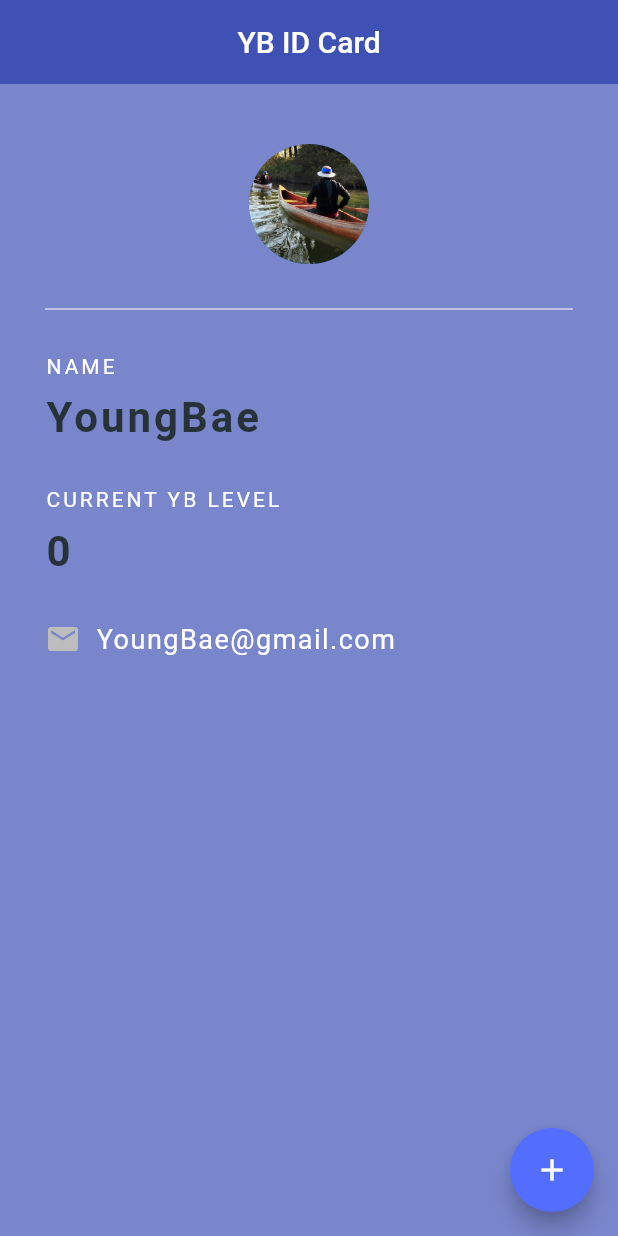
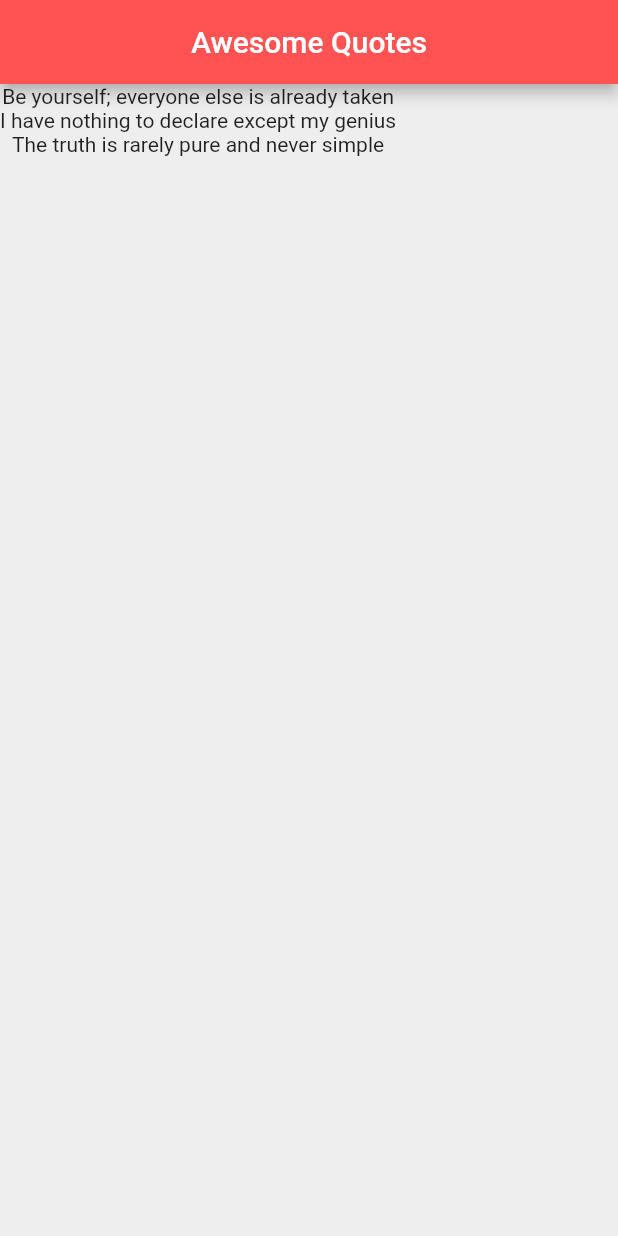
Before and after one commit to canoe726/Flutter-Practice, a Flutter app: the screen it shows after launch, on a phone screen of 412 x 824 dp. Run offline on Flutter 3.47's test engine with Material 2 defaults, Android fonts, the phone set to English and light mode, and no system bars.

Commit message:
Make Stateful Widget & use Lists

```diff
--- a/lib/main.dart
+++ b/lib/main.dart
@@ -1,107 +1,33 @@
 import 'package:flutter/material.dart';
 
 void main() => runApp(MaterialApp(
-  home: YBCard(),
+  home: QuoteList(),
 ));
 
-class YBCard extends StatefulWidget {
+class QuoteList extends StatefulWidget {
   @override
-  _YBCardState createState() => _YBCardState();
+  _QuoteListState createState() => _QuoteListState();
 }
 
-class _YBCardState extends State<YBCard> {
+class _QuoteListState extends State<QuoteList> {
 
-  int ybLevel = 0;
+  List<String> quotes = [
+    "Be yourself; everyone else is already taken",
+    "I have nothing to declare except my genius",
+    "The truth is rarely pure and never simple",
+  ];
 
   @override
   Widget build(BuildContext context) {
     return Scaffold(
-      backgroundColor: Colors.indigo[300],
+      backgroundColor: Colors.grey[200],
       appBar: AppBar(
-        title: Text('YB ID Card'),
+        title: Text('Awesome Quotes'),
         centerTitle: true,
-        backgroundColor: Colors.indigo,
-        elevation: 0.0,
+        backgroundColor: Colors.redAccent,
       ),
-      floatingActionButton: FloatingActionButton(
-        onPressed: () {
-          setState(() { // trigger of build function
-            ybLevel += 1;
-          });
-        },
-        child: Icon(Icons.add),
-        backgroundColor: Colors.indigoAccent,
-      ),
-      body: Padding(
-        padding: EdgeInsets.fromLTRB(30.0, 40.0, 30.0, 0.0),
-        child: Column(
-          crossAxisAlignment: CrossAxisAlignment.start,
-          children: <Widget>[
-            Center(
-              child: CircleAvatar(
-                backgroundImage: AssetImage('assets/canoe.jpg'),
-                radius: 40.0,
-              ),
-            ),
-            Divider(
-              height: 60.0,
-              color: Colors.white,
-            ),
-            Text(
-              'NAME',
-              style: TextStyle(
-                color: Colors.white,
-                letterSpacing: 2.0,
-              ),
-            ),
-            SizedBox(height: 10.0),
-            Text(
-              'YoungBae',
-              style: TextStyle(
-                color: Colors.blueGrey[900],
-                letterSpacing: 2.0,
-                fontSize: 28.0,
-                fontWeight: FontWeight.bold,
-              ),
-            ),
-            SizedBox(height: 30),
-            Text(
-              'CURRENT YB LEVEL',
-              style: TextStyle(
-                color: Colors.white,
-                letterSpacing: 2.0,
-              ),
-            ),
-            SizedBox(height: 10),
-            Text(
-              '$ybLevel',
-              style: TextStyle(
-                color: Colors.blueGrey[900],
-                letterSpacing: 2.0,
-                fontSize: 28.0,
-                fontWeight: FontWeight.bold,
-              ),
-            ),
-            SizedBox(height: 30),
-            Row(
-              children: <Widget>[
-                Icon(
-                  Icons.email,
-                  color: Colors.grey[400],
-                ),
-                SizedBox(width: 10),
-                Text(
-                  'YoungBae@gmail.com',
-                  style: TextStyle(
-                    color: Colors.white,
-                    fontSize:18.0,
-                    letterSpacing: 1.0,
-                  ),
-                ),
-              ],
-            ),
-          ],
-        ),
+      body: Column(
+        children: quotes.map((quote) => Text(quote)).toList(),
       ),
     );
   }
```
